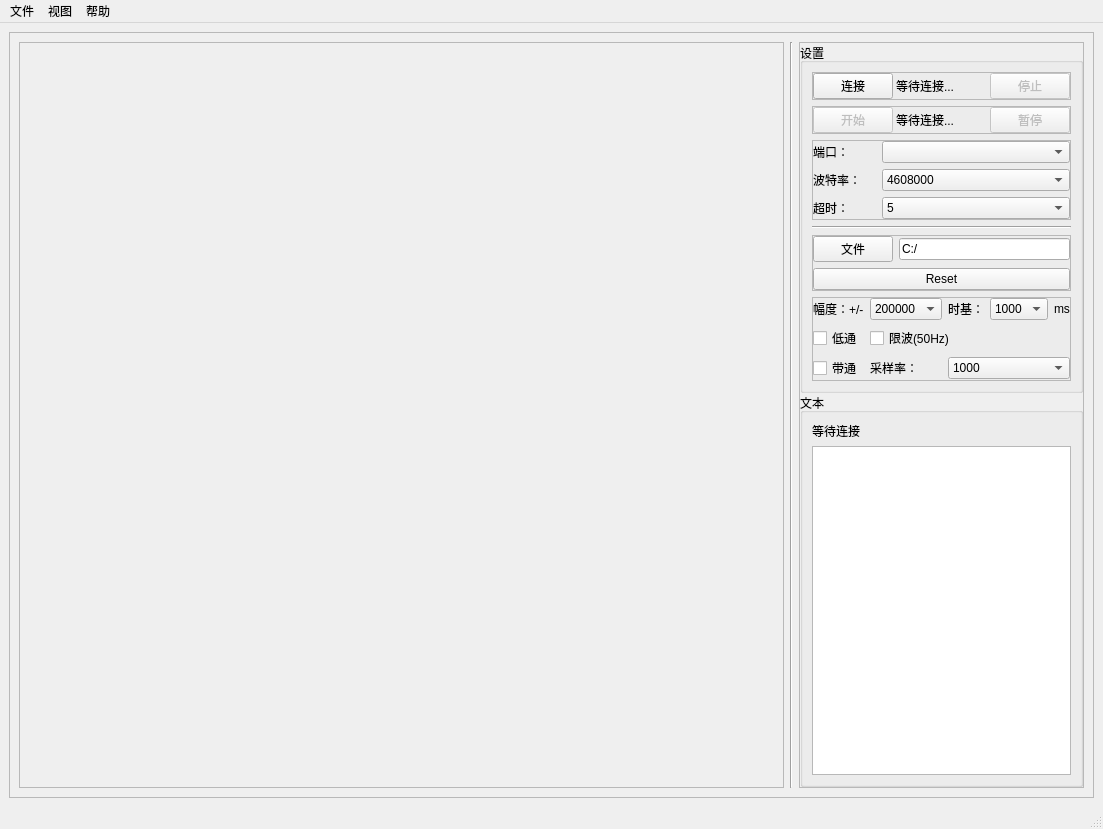
Above: AAA/ui/mainWindow.ui from Bayyys/Notes before the change. Below: the same form after it.
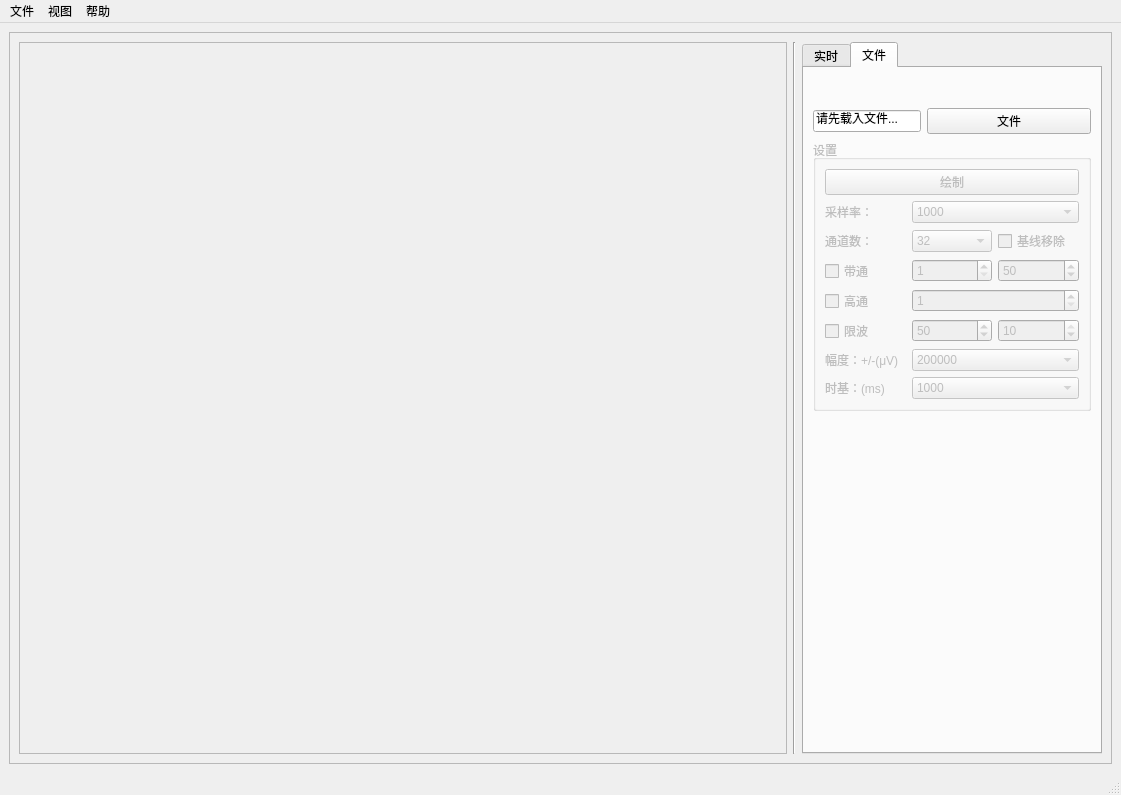
That is the form after the change.

Commit message: M "EEG fileDraw" bayyy-23.03.23

Diff of the .ui file:
```diff
--- a/AAA/ui/mainWindow.ui
+++ b/AAA/ui/mainWindow.ui
@@ -6,10 +6,16 @@
    <rect>
     <x>0</x>
     <y>0</y>
-    <width>1103</width>
-    <height>829</height>
+    <width>1121</width>
+    <height>795</height>
    </rect>
   </property>
+  <property name="sizePolicy">
+   <sizepolicy hsizetype="Fixed" vsizetype="Preferred">
+    <horstretch>0</horstretch>
+    <verstretch>0</verstretch>
+   </sizepolicy>
+  </property>
   <property name="focusPolicy">
    <enum>Qt::StrongFocus</enum>
   </property>
@@ -46,8 +52,8 @@
            <rect>
             <x>0</x>
             <y>0</y>
-            <width>770</width>
-            <height>744</height>
+            <width>766</width>
+            <height>710</height>
            </rect>
           </property>
           <layout class="QVBoxLayout" name="verticalLayout_4">
@@ -73,6 +79,40 @@
         </widget>
        </item>
        <item>
+        <widget class="QTabWidget" name="tabWidget">
+         <property name="sizePolicy">
+          <sizepolicy hsizetype="Preferred" vsizetype="Preferred">
+           <horstretch>0</horstretch>
+           <verstretch>0</verstretch>
+          </sizepolicy>
+         </property>
+         <property name="maximumSize">
+          <size>
+           <width>300</width>
+           <height>16777215</height>
+          </size>
+         </property>
+         <property name="tabShape">
+          <enum>QTabWidget::Rounded</enum>
+         </property>
+         <property name="currentIndex">
+          <number>1</number>
+         </property>
+         <property name="elideMode">
+          <enum>Qt::ElideNone</enum>
+         </property>
+         <property name="usesScrollButtons">
+          <bool>true</bool>
+         </property>
+         <property name="movable">
+          <bool>false</bool>
+         </property>
+         <widget class="QWidget" name="tab_measure">
+          <attribute name="title">
+           <string>实时</string>
+          </attribute>
+          <layout class="QHBoxLayout" name="horizontalLayout">
+           <item>
         <widget class="QFrame" name="frameRight">
          <property name="sizePolicy">
           <sizepolicy hsizetype="Fixed" vsizetype="Preferred">
@@ -522,7 +562,7 @@
                 <item row="0" column="0">
                  <widget class="QPushButton" name="btn_filePath">
                   <property name="text">
-                   <string>文件</string>
+                       <string>存储路径</string>
                   </property>
                  </widget>
                 </item>
@@ -556,6 +596,81 @@
                 <property name="bottomMargin">
                  <number>0</number>
                 </property>
+                    <item row="5" column="0">
+                     <widget class="QLabel" name="lb_sample_rate">
+                      <property name="sizePolicy">
+                       <sizepolicy hsizetype="Expanding" vsizetype="Preferred">
+                        <horstretch>1</horstretch>
+                        <verstretch>0</verstretch>
+                       </sizepolicy>
+                      </property>
+                      <property name="text">
+                       <string>采样率：</string>
+                      </property>
+                     </widget>
+                    </item>
+                    <item row="4" column="1">
+                     <widget class="QSpinBox" name="sb_band_pass">
+                      <property name="buttonSymbols">
+                       <enum>QAbstractSpinBox::UpDownArrows</enum>
+                      </property>
+                      <property name="minimum">
+                       <number>1</number>
+                      </property>
+                      <property name="maximum">
+                       <number>100</number>
+                      </property>
+                     </widget>
+                    </item>
+                    <item row="3" column="1">
+                     <widget class="QSpinBox" name="sb_notch_cutoff">
+                      <property name="minimum">
+                       <number>40</number>
+                      </property>
+                      <property name="maximum">
+                       <number>60</number>
+                      </property>
+                      <property name="value">
+                       <number>50</number>
+                      </property>
+                     </widget>
+                    </item>
+                    <item row="2" column="1">
+                     <widget class="QSpinBox" name="sb_high">
+                      <property name="minimum">
+                       <number>1</number>
+                      </property>
+                      <property name="maximum">
+                       <number>50</number>
+                      </property>
+                     </widget>
+                    </item>
+                    <item row="3" column="3" colspan="2">
+                     <widget class="QSpinBox" name="sb_notch_param">
+                      <property name="minimum">
+                       <number>1</number>
+                      </property>
+                      <property name="maximum">
+                       <number>10</number>
+                      </property>
+                      <property name="value">
+                       <number>10</number>
+                      </property>
+                     </widget>
+                    </item>
+                    <item row="3" column="0">
+                     <widget class="QCheckBox" name="ck_notch">
+                      <property name="sizePolicy">
+                       <sizepolicy hsizetype="Expanding" vsizetype="Fixed">
+                        <horstretch>0</horstretch>
+                        <verstretch>0</verstretch>
+                       </sizepolicy>
+                      </property>
+                      <property name="text">
+                       <string>限波</string>
+                      </property>
+                     </widget>
+                    </item>
                 <item row="0" column="0">
                  <widget class="QLabel" name="lb_ydis">
                   <property name="sizePolicy">
@@ -569,6 +684,108 @@
                   </property>
                  </widget>
                 </item>
+                    <item row="5" column="1">
+                     <widget class="QComboBox" name="box_sample_rate">
+                      <property name="sizePolicy">
+                       <sizepolicy hsizetype="Expanding" vsizetype="Fixed">
+                        <horstretch>2</horstretch>
+                        <verstretch>0</verstretch>
+                       </sizepolicy>
+                      </property>
+                      <property name="currentIndex">
+                       <number>2</number>
+                      </property>
+                      <item>
+                       <property name="text">
+                        <string>250</string>
+                       </property>
+                      </item>
+                      <item>
+                       <property name="text">
+                        <string>500</string>
+                       </property>
+                      </item>
+                      <item>
+                       <property name="text">
+                        <string>1000</string>
+                       </property>
+                      </item>
+                      <item>
+                       <property name="text">
+                        <string>2000</string>
+                       </property>
+                      </item>
+                      <item>
+                       <property name="text">
+                        <string>4000</string>
+                       </property>
+                      </item>
+                      <item>
+                       <property name="text">
+                        <string>6000</string>
+                       </property>
+                      </item>
+                      <item>
+                       <property name="text">
+                        <string>8000</string>
+                       </property>
+                      </item>
+                      <item>
+                       <property name="text">
+                        <string>16000</string>
+                       </property>
+                      </item>
+                     </widget>
+                    </item>
+                    <item row="2" column="0">
+                     <widget class="QCheckBox" name="ck_high">
+                      <property name="sizePolicy">
+                       <sizepolicy hsizetype="Expanding" vsizetype="Fixed">
+                        <horstretch>0</horstretch>
+                        <verstretch>0</verstretch>
+                       </sizepolicy>
+                      </property>
+                      <property name="text">
+                       <string>高通</string>
+                      </property>
+                     </widget>
+                    </item>
+                    <item row="6" column="1">
+                     <widget class="QComboBox" name="box_channel_num">
+                      <property name="sizePolicy">
+                       <sizepolicy hsizetype="Expanding" vsizetype="Fixed">
+                        <horstretch>2</horstretch>
+                        <verstretch>0</verstretch>
+                       </sizepolicy>
+                      </property>
+                      <property name="currentIndex">
+                       <number>1</number>
+                      </property>
+                      <item>
+                       <property name="text">
+                        <string>2</string>
+                       </property>
+                      </item>
+                      <item>
+                       <property name="text">
+                        <string>32</string>
+                       </property>
+                      </item>
+                     </widget>
+                    </item>
+                    <item row="0" column="2">
+                     <widget class="QLabel" name="lb_xdis1">
+                      <property name="sizePolicy">
+                       <sizepolicy hsizetype="Expanding" vsizetype="Preferred">
+                        <horstretch>1</horstretch>
+                        <verstretch>0</verstretch>
+                       </sizepolicy>
+                      </property>
+                      <property name="text">
+                       <string>时基：</string>
+                      </property>
+                     </widget>
+                    </item>
                 <item row="0" column="1">
                  <widget class="QComboBox" name="box_ydis">
                   <property name="sizePolicy">
@@ -681,41 +898,15 @@
                   </item>
                  </widget>
                 </item>
-                <item row="3" column="0">
+                    <item row="4" column="0">
                  <widget class="QCheckBox" name="ck_band">
                   <property name="text">
                    <string>带通</string>
                   </property>
                  </widget>
                 </item>
-                <item row="2" column="0">
-                 <widget class="QCheckBox" name="ck_low">
-                  <property name="sizePolicy">
-                   <sizepolicy hsizetype="Expanding" vsizetype="Fixed">
-                    <horstretch>0</horstretch>
-                    <verstretch>0</verstretch>
-                   </sizepolicy>
-                  </property>
-                  <property name="text">
-                   <string>低通</string>
-                  </property>
-                 </widget>
-                </item>
-                <item row="2" column="1" colspan="3">
-                 <widget class="QCheckBox" name="ck_notch">
-                  <property name="sizePolicy">
-                   <sizepolicy hsizetype="Expanding" vsizetype="Fixed">
-                    <horstretch>0</horstretch>
-                    <verstretch>0</verstretch>
-                   </sizepolicy>
-                  </property>
-                  <property name="text">
-                   <string>限波(50Hz)</string>
-                  </property>
-                 </widget>
-                </item>
-                <item row="3" column="1">
-                 <widget class="QLabel" name="lb_sample_rate">
+                    <item row="6" column="0">
+                     <widget class="QLabel" name="lb_channel_num">
                   <property name="sizePolicy">
                    <sizepolicy hsizetype="Expanding" vsizetype="Preferred">
                     <horstretch>1</horstretch>
@@ -727,59 +918,6 @@
                   </property>
                  </widget>
                 </item>
-                <item row="3" column="2" colspan="3">
-                 <widget class="QComboBox" name="box_sample_rate">
-                  <property name="sizePolicy">
-                   <sizepolicy hsizetype="Expanding" vsizetype="Fixed">
-                    <horstretch>2</horstretch>
-                    <verstretch>0</verstretch>
-                   </sizepolicy>
-                  </property>
-                  <property name="currentIndex">
-                   <number>2</number>
-                  </property>
-                  <item>
-                   <property name="text">
-                    <string>250</string>
-                   </property>
-                  </item>
-                  <item>
-                   <property name="text">
-                    <string>500</string>
-                   </property>
-                  </item>
-                  <item>
-                   <property name="text">
-                    <string>1000</string>
-                   </property>
-                  </item>
-                  <item>
-                   <property name="text">
-                    <string>2000</string>
-                   </property>
-                  </item>
-                  <item>
-                   <property name="text">
-                    <string>4000</string>
-                   </property>
-                  </item>
-                  <item>
-                   <property name="text">
-                    <string>6000</string>
-                   </property>
-                  </item>
-                  <item>
-                   <property name="text">
-                    <string>8000</string>
-                   </property>
-                  </item>
-                  <item>
-                   <property name="text">
-                    <string>16000</string>
-                   </property>
-                  </item>
-                 </widget>
-                </item>
                </layout>
               </widget>
              </item>
@@ -838,6 +976,457 @@
        </item>
       </layout>
      </widget>
+         <widget class="QWidget" name="tab_file">
+          <property name="enabled">
+           <bool>true</bool>
+          </property>
+          <property name="sizePolicy">
+           <sizepolicy hsizetype="Preferred" vsizetype="Preferred">
+            <horstretch>0</horstretch>
+            <verstretch>0</verstretch>
+           </sizepolicy>
+          </property>
+          <property name="maximumSize">
+           <size>
+            <width>300</width>
+            <height>16777215</height>
+           </size>
+          </property>
+          <attribute name="title">
+           <string>文件</string>
+          </attribute>
+          <layout class="QVBoxLayout" name="verticalLayout_6">
+           <item>
+            <spacer name="verticalSpacer_2">
+             <property name="orientation">
+              <enum>Qt::Vertical</enum>
+             </property>
+             <property name="sizeType">
+              <enum>QSizePolicy::Expanding</enum>
+             </property>
+             <property name="sizeHint" stdset="0">
+              <size>
+               <width>20</width>
+               <height>300</height>
+              </size>
+             </property>
+            </spacer>
+           </item>
+           <item>
+            <layout class="QHBoxLayout" name="horizontalLayout_2">
+             <item>
+              <widget class="QLineEdit" name="file_et_path">
+               <property name="inputMask">
+                <string/>
+               </property>
+               <property name="text">
+                <string>请先载入文件...</string>
+               </property>
+               <property name="readOnly">
+                <bool>true</bool>
+               </property>
+              </widget>
+             </item>
+             <item>
+              <widget class="QPushButton" name="file_btn_open">
+               <property name="sizePolicy">
+                <sizepolicy hsizetype="Expanding" vsizetype="Fixed">
+                 <horstretch>1</horstretch>
+                 <verstretch>0</verstretch>
+                </sizepolicy>
+               </property>
+               <property name="text">
+                <string>文件</string>
+               </property>
+              </widget>
+             </item>
+            </layout>
+           </item>
+           <item>
+            <widget class="QGroupBox" name="group_tab_file">
+             <property name="enabled">
+              <bool>false</bool>
+             </property>
+             <property name="sizePolicy">
+              <sizepolicy hsizetype="Preferred" vsizetype="Fixed">
+               <horstretch>0</horstretch>
+               <verstretch>0</verstretch>
+              </sizepolicy>
+             </property>
+             <property name="title">
+              <string>设置</string>
+             </property>
+             <layout class="QVBoxLayout" name="verticalLayout_5">
+              <item>
+               <layout class="QGridLayout" name="gridLayout_6" rowstretch="0,0,0,0,0,0,0,0">
+                <item row="5" column="0">
+                 <widget class="QCheckBox" name="file_ck_notch">
+                  <property name="sizePolicy">
+                   <sizepolicy hsizetype="Expanding" vsizetype="Fixed">
+                    <horstretch>0</horstretch>
+                    <verstretch>0</verstretch>
+                   </sizepolicy>
+                  </property>
+                  <property name="text">
+                   <string>限波</string>
+                  </property>
+                 </widget>
+                </item>
+                <item row="6" column="1" colspan="2">
+                 <widget class="QComboBox" name="file_box_ydis">
+                  <property name="sizePolicy">
+                   <sizepolicy hsizetype="Expanding" vsizetype="Fixed">
+                    <horstretch>2</horstretch>
+                    <verstretch>0</verstretch>
+                   </sizepolicy>
+                  </property>
+                  <property name="currentIndex">
+                   <number>7</number>
+                  </property>
+                  <item>
+                   <property name="text">
+                    <string>20</string>
+                   </property>
+                  </item>
+                  <item>
+                   <property name="text">
+                    <string>50</string>
+                   </property>
+                  </item>
+                  <item>
+                   <property name="text">
+                    <string>100</string>
+                   </property>
+                  </item>
+                  <item>
+                   <property name="text">
+                    <string>200</string>
+                   </property>
+                  </item>
+                  <item>
+                   <property name="text">
+                    <string>500</string>
+                   </property>
+                  </item>
+                  <item>
+                   <property name="text">
+                    <string>1000</string>
+                   </property>
+                  </item>
+                  <item>
+                   <property name="text">
+                    <string>2000</string>
+                   </property>
+                  </item>
+                  <item>
+                   <property name="text">
+                    <string>200000</string>
+                   </property>
+                  </item>
+                 </widget>
+                </item>
+                <item row="3" column="2">
+                 <widget class="QSpinBox" name="file_sb_band_stop">
+                  <property name="sizePolicy">
+                   <sizepolicy hsizetype="Expanding" vsizetype="Fixed">
+                    <horstretch>0</horstretch>
+                    <verstretch>0</verstretch>
+                   </sizepolicy>
+                  </property>
+                  <property name="minimum">
+                   <number>1</number>
+                  </property>
+                  <property name="maximum">
+                   <number>100</number>
+                  </property>
+                  <property name="value">
+                   <number>50</number>
+                  </property>
+                 </widget>
+                </item>
+                <item row="5" column="1">
+                 <widget class="QSpinBox" name="file_sb_notch_cutoff">
+                  <property name="minimum">
+                   <number>40</number>
+                  </property>
+                  <property name="maximum">
+                   <number>60</number>
+                  </property>
+                  <property name="value">
+                   <number>50</number>
+                  </property>
+                 </widget>
+                </item>
+                <item row="7" column="1" colspan="2">
+                 <widget class="QComboBox" name="file_box_xdis">
+                  <property name="sizePolicy">
+                   <sizepolicy hsizetype="Expanding" vsizetype="Fixed">
+                    <horstretch>2</horstretch>
+                    <verstretch>0</verstretch>
+                   </sizepolicy>
+                  </property>
+                  <property name="currentIndex">
+                   <number>1</number>
+                  </property>
+                  <item>
+                   <property name="text">
+                    <string>500</string>
+                   </property>
+                  </item>
+                  <item>
+                   <property name="text">
+                    <string>1000</string>
+                   </property>
+                  </item>
+                  <item>
+                   <property name="text">
+                    <string>2000</string>
+                   </property>
+                  </item>
+                  <item>
+                   <property name="text">
+                    <string>5000</string>
+                   </property>
+                  </item>
+                 </widget>
+                </item>
+                <item row="2" column="1">
+                 <widget class="QComboBox" name="file_box_channel_num">
+                  <property name="sizePolicy">
+                   <sizepolicy hsizetype="Expanding" vsizetype="Fixed">
+                    <horstretch>2</horstretch>
+                    <verstretch>0</verstretch>
+                   </sizepolicy>
+                  </property>
+                  <property name="currentIndex">
+                   <number>1</number>
+                  </property>
+                  <item>
+                   <property name="text">
+                    <string>2</string>
+                   </property>
+                  </item>
+                  <item>
+                   <property name="text">
+                    <string>32</string>
+                   </property>
+                  </item>
+                 </widget>
+                </item>
+                <item row="1" column="0">
+                 <widget class="QLabel" name="file_lb_sample_rate">
+                  <property name="sizePolicy">
+                   <sizepolicy hsizetype="Expanding" vsizetype="Preferred">
+                    <horstretch>1</horstretch>
+                    <verstretch>0</verstretch>
+                   </sizepolicy>
+                  </property>
+                  <property name="text">
+                   <string>采样率：</string>
+                  </property>
+                 </widget>
+                </item>
+                <item row="3" column="1">
+                 <widget class="QSpinBox" name="file_sb_band_pass">
+                  <property name="sizePolicy">
+                   <sizepolicy hsizetype="Expanding" vsizetype="Fixed">
+                    <horstretch>0</horstretch>
+                    <verstretch>0</verstretch>
+                   </sizepolicy>
+                  </property>
+                  <property name="buttonSymbols">
+                   <enum>QAbstractSpinBox::UpDownArrows</enum>
+                  </property>
+                  <property name="minimum">
+                   <number>1</number>
+                  </property>
+                  <property name="maximum">
+                   <number>100</number>
+                  </property>
+                 </widget>
+                </item>
+                <item row="0" column="0" colspan="3">
+                 <widget class="QPushButton" name="file_btn_draw">
+                  <property name="text">
+                   <string>绘制</string>
+                  </property>
+                 </widget>
+                </item>
+                <item row="6" column="0">
+                 <widget class="QLabel" name="file_lb_ydis">
+                  <property name="sizePolicy">
+                   <sizepolicy hsizetype="Expanding" vsizetype="Preferred">
+                    <horstretch>2</horstretch>
+                    <verstretch>0</verstretch>
+                   </sizepolicy>
+                  </property>
+                  <property name="text">
+                   <string>幅度：+/-(μV)</string>
+                  </property>
+                 </widget>
+                </item>
+                <item row="7" column="0">
+                 <widget class="QLabel" name="file_lb_xdis1">
+                  <property name="sizePolicy">
+                   <sizepolicy hsizetype="Expanding" vsizetype="Preferred">
+                    <horstretch>1</horstretch>
+                    <verstretch>0</verstretch>
+                   </sizepolicy>
+                  </property>
+                  <property name="text">
+                   <string>时基：(ms)</string>
+                  </property>
+                 </widget>
+                </item>
+                <item row="3" column="0">
+                 <widget class="QCheckBox" name="file_ck_band">
+                  <property name="sizePolicy">
+                   <sizepolicy hsizetype="Expanding" vsizetype="Fixed">
+                    <horstretch>0</horstretch>
+                    <verstretch>0</verstretch>
+                   </sizepolicy>
+                  </property>
+                  <property name="text">
+                   <string>带通</string>
+                  </property>
+                 </widget>
+                </item>
+                <item row="2" column="2">
+                 <widget class="QCheckBox" name="file_baseline">
+                  <property name="text">
+                   <string>基线移除</string>
+                  </property>
+                 </widget>
+                </item>
+                <item row="4" column="1" colspan="2">
+                 <widget class="QSpinBox" name="file_sb_high">
+                  <property name="minimum">
+                   <number>1</number>
+                  </property>
+                  <property name="maximum">
+                   <number>50</number>
+                  </property>
+                 </widget>
+                </item>
+                <item row="5" column="2">
+                 <widget class="QSpinBox" name="file_sb_notch_param">
+                  <property name="minimum">
+                   <number>1</number>
+                  </property>
+                  <property name="maximum">
+                   <number>10</number>
+                  </property>
+                  <property name="value">
+                   <number>10</number>
+                  </property>
+                 </widget>
+                </item>
+                <item row="1" column="1" colspan="2">
+                 <widget class="QComboBox" name="file_box_sample_rate">
+                  <property name="sizePolicy">
+                   <sizepolicy hsizetype="Expanding" vsizetype="Fixed">
+                    <horstretch>2</horstretch>
+                    <verstretch>0</verstretch>
+                   </sizepolicy>
+                  </property>
+                  <property name="currentIndex">
+                   <number>2</number>
+                  </property>
+                  <item>
+                   <property name="text">
+                    <string>250</string>
+                   </property>
+                  </item>
+                  <item>
+                   <property name="text">
+                    <string>500</string>
+                   </property>
+                  </item>
+                  <item>
+                   <property name="text">
+                    <string>1000</string>
+                   </property>
+                  </item>
+                  <item>
+                   <property name="text">
+                    <string>2000</string>
+                   </property>
+                  </item>
+                  <item>
+                   <property name="text">
+                    <string>4000</string>
+                   </property>
+                  </item>
+                  <item>
+                   <property name="text">
+                    <string>6000</string>
+                   </property>
+                  </item>
+                  <item>
+                   <property name="text">
+                    <string>8000</string>
+                   </property>
+                  </item>
+                  <item>
+                   <property name="text">
+                    <string>16000</string>
+                   </property>
+                  </item>
+                 </widget>
+                </item>
+                <item row="2" column="0">
+                 <widget class="QLabel" name="file_lb_channel_num">
+                  <property name="sizePolicy">
+                   <sizepolicy hsizetype="Expanding" vsizetype="Preferred">
+                    <horstretch>1</horstretch>
+                    <verstretch>0</verstretch>
+                   </sizepolicy>
+                  </property>
+                  <property name="text">
+                   <string>通道数：</string>
+                  </property>
+                 </widget>
+                </item>
+                <item row="4" column="0">
+                 <widget class="QCheckBox" name="file_ck_high">
+                  <property name="sizePolicy">
+                   <sizepolicy hsizetype="Expanding" vsizetype="Fixed">
+                    <horstretch>0</horstretch>
+                    <verstretch>0</verstretch>
+                   </sizepolicy>
+                  </property>
+                  <property name="text">
+                   <string>高通</string>
+                  </property>
+                 </widget>
+                </item>
+               </layout>
+              </item>
+             </layout>
+            </widget>
+           </item>
+           <item>
+            <spacer name="verticalSpacer">
+             <property name="orientation">
+              <enum>Qt::Vertical</enum>
+             </property>
+             <property name="sizeType">
+              <enum>QSizePolicy::Expanding</enum>
+             </property>
+             <property name="sizeHint" stdset="0">
+              <size>
+               <width>20</width>
+               <height>600</height>
+              </size>
+             </property>
+            </spacer>
+           </item>
+          </layout>
+         </widget>
+        </widget>
+       </item>
+      </layout>
+     </widget>
     </item>
    </layout>
   </widget>
@@ -846,7 +1435,7 @@
     <rect>
      <x>0</x>
      <y>0</y>
-     <width>1103</width>
+     <width>1121</width>
      <height>23</height>
     </rect>
    </property>
```
Left out of the diff: 28 changed lines with no effect on the pictures. Lines whose indentation alone changed are shown as unchanged. The commit also changes 9 other files.
